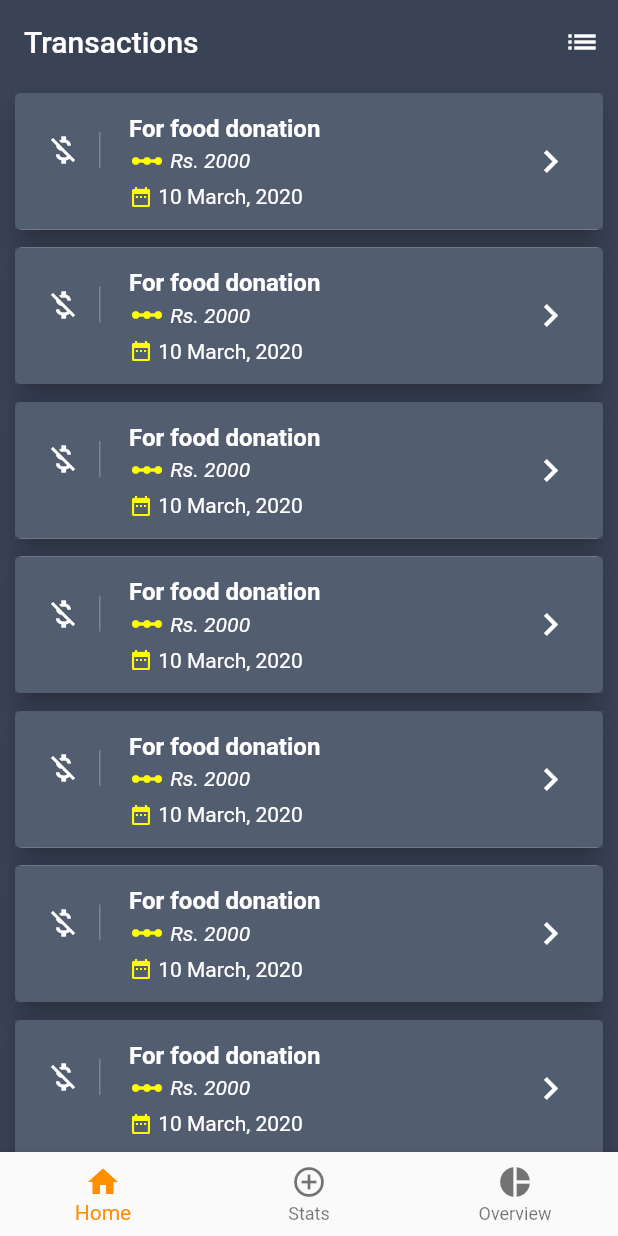
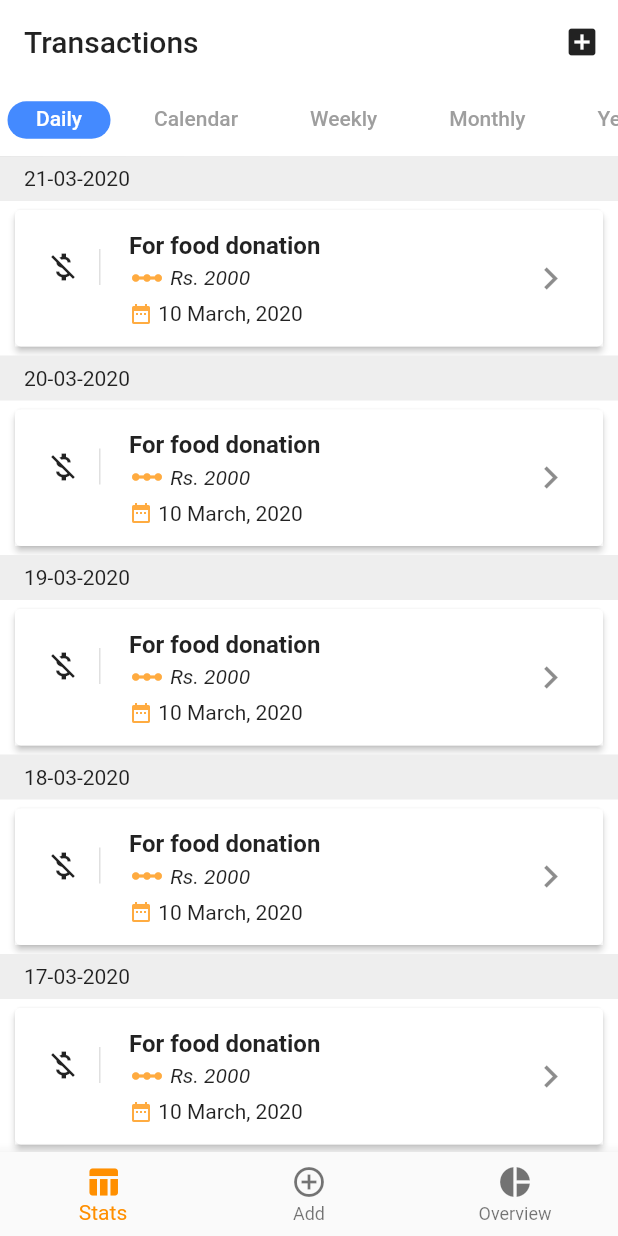
Before and after one commit to meetbb/money_manager, a Flutter app: the screen it shows after launch, on a phone screen of 412 x 824 dp. Run offline on Flutter 3.47's test engine with Material 2 defaults, Android fonts, the phone set to English and light mode, and no system bars; drawn by our look-alikes of sticky_headers; our stand-ins replace bubble_tab_indicator, sqflite, table_calendar; accounts and stored records are empty.

Commit message:
New Changes added in Transaction History and Database added.

```diff
--- /dev/null
+++ b/lib/database/model/transaction_model.dart
@@ -0,0 +1,36 @@
+class TransactionModel {
+
+  int trxnId;
+  String trxnName;
+  String trxnAmount;
+  String trxnDate;
+  String trxnCategory;
+
+  TransactionModel(this.trxnName, this.trxnAmount, this.trxnDate, this.trxnCategory);
+
+  TransactionModel.map(dynamic obj) {
+    this.trxnName = obj["transactionname"];
+    this.trxnAmount = obj["transactionamount"];
+    this.trxnDate = obj["transactiondate"];
+    this.trxnCategory = obj["transactioncategory"];
+  }
+
+  String get getTrxnName => trxnName;
+
+  String get getTrxnAmount => trxnAmount;
+
+  String get getTrxnDate => trxnDate;
+
+  Map<String, dynamic> toMap() {
+    var map = new Map<String, dynamic>();
+    map["transactionname"] = trxnName;
+    map["transactionamount"] = trxnAmount;
+    map["transactiondate"] = trxnDate;
+    map["transactioncategory"] = trxnCategory;
+    return map;
+  }
+
+  void setUserId(int id) {
+    this.trxnId = id;
+  }
+}
--- a/lib/main.dart
+++ b/lib/main.dart
@@ -2,8 +2,11 @@ import 'package:flutter/material.dart';
 import 'package:moneymanager/views/category_list.dart';
 import 'package:moneymanager/views/settings.dart';
 import 'package:moneymanager/views/transaction_history.dart';
+import 'package:intl/date_symbol_data_local.dart';
 
-void main() => runApp(MyApp());
+void main() {
+    initializeDateFormatting().then((_) => runApp(MyApp()));
+}
 
 class MyApp extends StatelessWidget {
   // This widget is the root of your application.
@@ -19,7 +22,7 @@ class MyApp extends StatelessWidget {
 }
 
 class MyHomePage extends StatefulWidget {
-  MyHomePage({Key key,}) : super(key: key);
+  MyHomePage({Key key}) : super(key: key);
 
   @override
   _MyHomePageState createState() => _MyHomePageState();
@@ -36,6 +39,7 @@ class _MyHomePageState extends State<MyHomePage> {
   }
 
   List<Widget> tabsViews = [TransactionHistory(), CategoryListPage(), SettingPage()];
+
   @override
   Widget build(BuildContext context) {
     return Scaffold(
@@ -49,10 +53,10 @@ class _MyHomePageState extends State<MyHomePage> {
 
       bottomNavigationBar: BottomNavigationBar(
         items: <BottomNavigationBarItem>[
-          BottomNavigationBarItem(icon: Icon(Icons.home), title: Text('Home')),
+          BottomNavigationBarItem(icon: Icon(Icons.table_chart), title: Text('Stats')),
 
           BottomNavigationBarItem(
-              icon: Icon(Icons.add_circle_outline), title: Text('Stats')),
+              icon: Icon(Icons.add_circle_outline), title: Text('Add')),
           BottomNavigationBarItem(
               icon: Icon(Icons.pie_chart), title: Text('Overview')),
         ],
--- a/lib/views/transaction_history.dart
+++ b/lib/views/transaction_history.dart
@@ -1,4 +1,10 @@
+import 'package:bubble_tab_indicator/bubble_tab_indicator.dart';
 import 'package:flutter/material.dart';
+import 'package:intl/intl.dart';
+import 'package:moneymanager/database/database.dart';
+import 'package:moneymanager/database/model/transaction_model.dart';
+import 'package:moneymanager/views/calendar_trxns.dart';
+import 'package:sticky_headers/sticky_headers.dart';
 
 class TransactionHistory extends StatefulWidget {
   @override
@@ -7,25 +13,16 @@ class TransactionHistory extends StatefulWidget {
   }
 }
 
-class TransactionHistoryState extends State<TransactionHistory> {
-  final topAppBar = AppBar(
-    elevation: 0.1,
-    backgroundColor: Color.fromRGBO(58, 66, 86, 1.0),
-    title: Text('Transactions'),
-    actions: <Widget>[
-      IconButton(
-        icon: Icon(Icons.list),
-        onPressed: () {},
-      )
-    ],
-  );
+class TransactionHistoryState extends State<TransactionHistory>
+    with SingleTickerProviderStateMixin {
+  TabController _tabController;
 
   Widget getListCard() {
     return Card(
-      elevation: 8.0,
+      elevation: 2.0,
       margin: new EdgeInsets.symmetric(horizontal: 10.0, vertical: 6.0),
       child: Container(
-        decoration: BoxDecoration(color: Color.fromRGBO(64, 75, 96, .9)),
+        decoration: BoxDecoration(color: Colors.white70),
         child: getListTile(),
       ),
     );
@@ -38,14 +35,14 @@ class TransactionHistoryState extends State<TransactionHistory> {
         padding: EdgeInsets.only(right: 12.0),
         decoration: new BoxDecoration(
           border: new Border(
-            right: new BorderSide(width: 1.0, color: Colors.white24),
+            right: new BorderSide(width: 1.0, color: Colors.black12),
           ),
         ),
-        child: Icon(Icons.money_off, color: Colors.white),
+        child: Icon(Icons.money_off, color: Colors.black87),
       ),
       title: Text(
         "For food donation",
-        style: TextStyle(color: Colors.white, fontWeight: FontWeight.bold),
+        style: TextStyle(color: Colors.black87, fontWeight: FontWeight.bold),
       ),
       // subtitle: Text("Intermediate", style: TextStyle(color: Colors.white)),
 
@@ -53,10 +50,10 @@ class TransactionHistoryState extends State<TransactionHistory> {
         children: <Widget>[
           Row(
             children: <Widget>[
-              Icon(Icons.linear_scale, color: Colors.yellowAccent),
+              Icon(Icons.linear_scale, color: Colors.orangeAccent),
               Text(" Rs. 2000",
                   style: TextStyle(
-                      color: Colors.white, fontStyle: FontStyle.italic))
+                      color: Colors.black87, fontStyle: FontStyle.italic))
             ],
           ),
           SizedBox(
@@ -66,35 +63,160 @@ class TransactionHistoryState extends State<TransactionHistory> {
             children: <Widget>[
               Icon(
                 Icons.date_range,
-                color: Colors.yellowAccent,
+                color: Colors.orangeAccent,
                 size: 16,
               ),
-              Text(" 10 March, 2020", style: TextStyle(color: Colors.white))
+              Text(" 10 March, 2020", style: TextStyle(color: Colors.black87))
             ],
           ),
         ],
       ),
       trailing:
-          Icon(Icons.keyboard_arrow_right, color: Colors.white, size: 30.0),
+          Icon(Icons.keyboard_arrow_right, color: Colors.black45, size: 30.0),
     );
+  }
+
+  List<Tab> tabs = <Tab>[
+    new Tab(
+      key: Key('0'),
+      child: Container(
+        child: Text('Daily'),
+        padding: EdgeInsets.symmetric(horizontal: 8.0, vertical: 8.0),
+      ),
+    ),
+    new Tab(
+      key: Key('1'),
+      child: Container(
+        child: Text('Calendar'),
+        padding: EdgeInsets.symmetric(horizontal: 8.0, vertical: 5.0),
+      ),
+    ),
+    new Tab(
+      key: Key('2'),
+      child: Container(
+        child: Text('Weekly'),
+        padding: EdgeInsets.symmetric(horizontal: 8.0, vertical: 5.0),
+      ),
+    ),
+    new Tab(
+      key: Key('3'),
+      child: Container(
+        child: Text('Monthly'),
+        padding: EdgeInsets.symmetric(horizontal: 8.0, vertical: 5.0),
+      ),
+    ),
+    new Tab(
+      key: Key('4'),
+      child: Container(
+        child: Text('Yearly'),
+        padding: EdgeInsets.symmetric(horizontal: 8.0, vertical: 5.0),
+      ),
+    ),
+  ];
+
+  Widget getTrxnList() {
+    return Container(
+      child: ListView.builder(
+        scrollDirection: Axis.vertical,
+        shrinkWrap: true,
+        itemCount: 10,
+        itemBuilder: (BuildContext context, int index) {
+          return StickyHeader(
+            header: Container(
+              height: 30.0,
+              color: Colors.grey[200],
+              padding: EdgeInsets.symmetric(horizontal: 16.0),
+              alignment: Alignment.centerLeft,
+              child: Text(
+                getDatesArray()[index],
+                style: const TextStyle(color: Colors.black87),
+              ),
+            ),
+            content: getListCard(),
+          );
+        },
+      ),
+    );
+  }
+
+  List<Widget> getTabViewWidgets() {
+    List<Widget> tabViewList = new List();
+    for (var i = 0; i < tabs.length; i++) {
+      switch (i) {
+        case 1:
+          tabViewList.add(CalendarWiseTransactions());
+          break;
+        default:
+          tabViewList.add(getTrxnList());
+      }
+    }
+    return tabViewList;
+  }
+
+  List<String> getDatesArray() {
+    List<String> datesArray = new List();
+    var currentDate = new DateTime.now();
+    for (var i = currentDate.day; i > 0; i--) {
+      var date = new DateTime(currentDate.year, currentDate.month, i);
+      datesArray.add(new DateFormat("dd-MM-yyyy").format(date));
+    }
+    return datesArray;
+  }
+
+  @override
+  void initState() {
+    super.initState();
+    _tabController = new TabController(vsync: this, length: tabs.length);
   }
 
   @override
   Widget build(BuildContext context) {
-    // TODO: implement build
     return Scaffold(
-      backgroundColor: Color.fromRGBO(58, 66, 86, 1.0),
-      appBar: topAppBar,
-      body: Container(
-        child: ListView.builder(
-          scrollDirection: Axis.vertical,
-          shrinkWrap: true,
-          itemCount: 10,
-          itemBuilder: (BuildContext context, int index) {
-            return getListCard();
-          },
+      backgroundColor: Colors.white,
+      appBar: AppBar(
+        elevation: 0.1,
+        backgroundColor: Colors.white,
+        title: Text(
+          'Transactions',
+          style: TextStyle(color: Colors.black87),
         ),
+        bottom: new TabBar(
+          isScrollable: true,
+          unselectedLabelColor: Colors.grey,
+          labelColor: Colors.white,
+          indicatorSize: TabBarIndicatorSize.tab,
+          indicator: new BubbleTabIndicator(
+            indicatorHeight: 25.0,
+            indicatorColor: Colors.blueAccent,
+            tabBarIndicatorSize: TabBarIndicatorSize.tab,
+          ),
+          tabs: tabs,
+          controller: _tabController,
+        ),
+        actions: <Widget>[
+          IconButton(
+            icon: Icon(
+              Icons.add_box,
+              color: Colors.black87,
+            ),
+            onPressed: () {
+              addRecord();
+            },
+          )
+        ],
+      ),
+      body: TabBarView(
+        controller: _tabController,
+        children: getTabViewWidgets(),
       ),
     );
   }
+
+  Future addRecord() async {
+    var db = new DatabaseHelper();
+    var transaction = new TransactionModel(
+        "New MF Purchase", "£ 200", "20-03-2020", "Investment");
+    int insertValue = await db.saveTransaction(transaction);
+    debugPrint('Insert Value is: $insertValue');
+  }
 }
```
Also changed, not shown: lib/database/database.dart (added, +68 -0 lines), lib/views/calendar_trxns.dart (added, +40 -0 lines), pubspec.yaml (+7 -0 lines), pubspec.lock.
